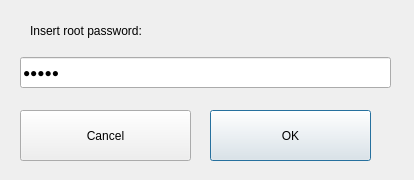
This is qsudo.ui in alfredobonino/qsudo as Qt 5 draws it before an edit. The edited form follows.
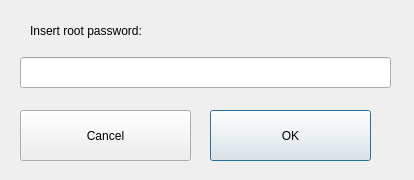
This is the edited form.

Commit message: correct the password field

Diff of the .ui file:
```diff
--- a/qsudo.ui
+++ b/qsudo.ui
@@ -74,7 +74,7 @@
      <set>Qt::ImhHiddenText|Qt::ImhNoAutoUppercase|Qt::ImhNoPredictiveText|Qt::ImhSensitiveData</set>
     </property>
     <property name="text">
-     <string>ccccc</string>
+     <string/>
     </property>
     <property name="echoMode">
      <enum>QLineEdit::Password</enum>
```
Left out of the diff: 7 changed lines with no effect on the pictures. The commit also changes 1 other file.
